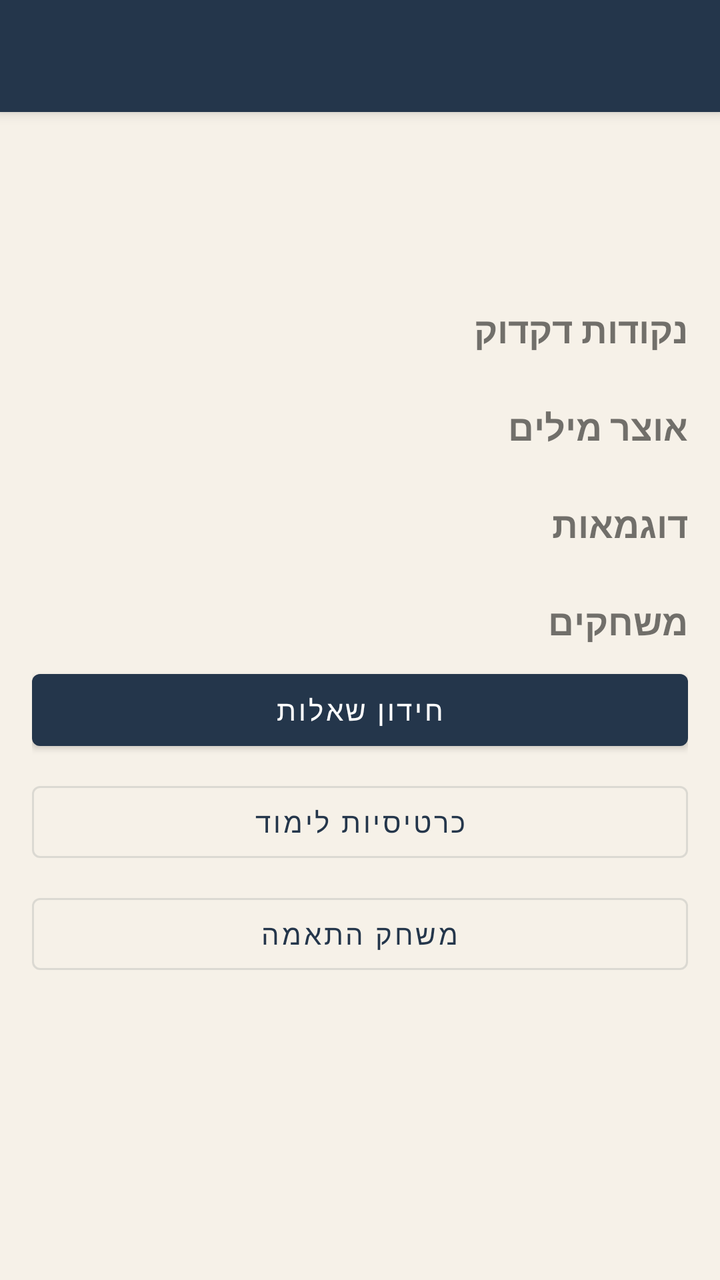
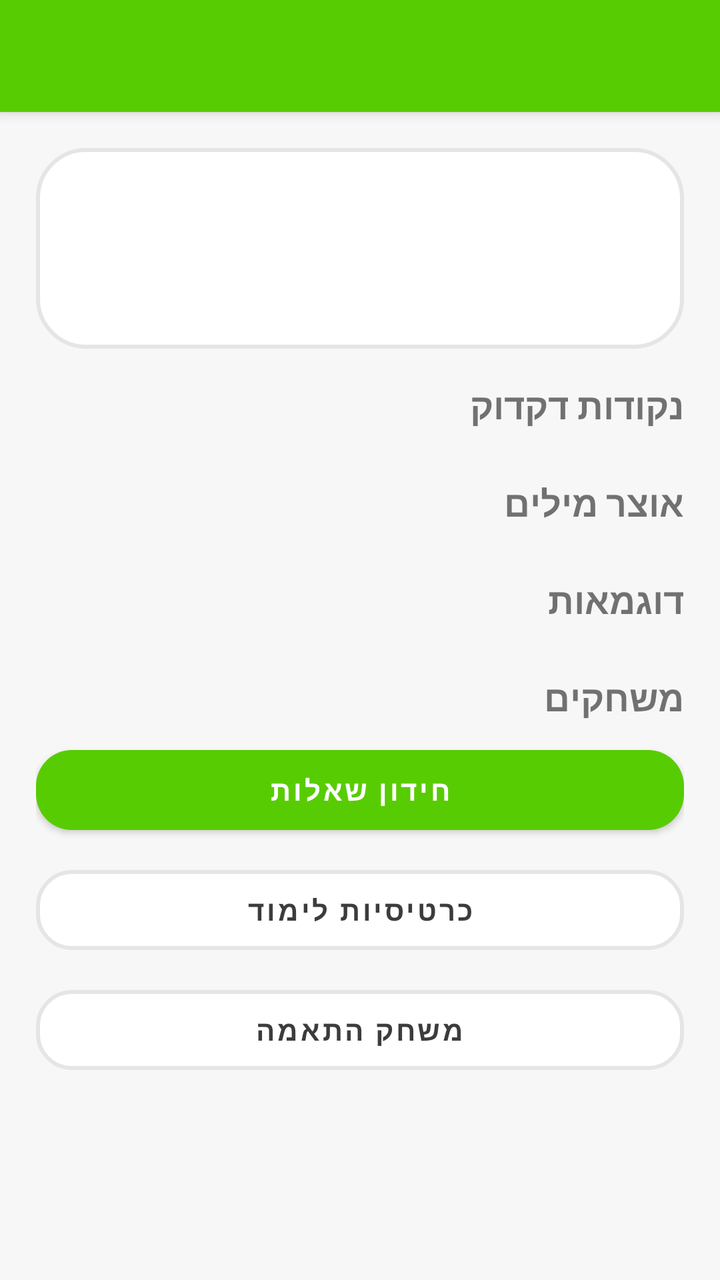

An Android layout rendered at two revisions. The XML below is the earlier revision; the diff shows what the commit changed to produce the second picture.
<!-- AndroidManifest.xml: application theme Theme.NihongoBeginner -->
<!-- res/layout/activity_lesson_detail.xml -->
<?xml version="1.0" encoding="utf-8"?>
<androidx.coordinatorlayout.widget.CoordinatorLayout xmlns:android="http://schemas.android.com/apk/res/android"
    xmlns:app="http://schemas.android.com/apk/res-auto"
    xmlns:tools="http://schemas.android.com/tools"
    android:layout_width="match_parent"
    android:layout_height="match_parent">

    <com.google.android.material.appbar.AppBarLayout
        android:layout_width="match_parent"
        android:layout_height="wrap_content">

        <com.google.android.material.appbar.MaterialToolbar
            android:id="@+id/toolbar"
            android:layout_width="match_parent"
            android:layout_height="?actionBarSize"
            android:background="@color/colorPrimary"
            app:titleTextColor="@android:color/white" />

    </com.google.android.material.appbar.AppBarLayout>

    <androidx.core.widget.NestedScrollView
        android:layout_width="match_parent"
        android:layout_height="match_parent"
        android:fillViewport="true"
        app:layout_behavior="@string/appbar_scrolling_view_behavior">

        <LinearLayout
            android:layout_width="match_parent"
            android:layout_height="wrap_content"
            android:orientation="vertical"
            android:padding="16dp">

            <LinearLayout
                android:layout_width="match_parent"
                android:layout_height="wrap_content"
                android:gravity="center"
                android:layout_marginBottom="16dp"
                android:orientation="horizontal">

                <TextView
                    android:id="@+id/tvHeaderEmoji"
                    android:layout_width="wrap_content"
                    android:layout_height="wrap_content"
                    android:textSize="48sp" />

                <LinearLayout
                    android:layout_width="wrap_content"
                    android:layout_height="wrap_content"
                    android:layout_marginStart="12dp"
                    android:orientation="vertical">

                    <TextView
                        android:id="@+id/tvHeaderTitle"
                        android:layout_width="wrap_content"
                        android:layout_height="wrap_content"
                        android:textColor="@color/colorPrimary"
                        android:textSize="22sp"
                        android:textStyle="bold" />

                    <TextView
                        android:id="@+id/tvHeaderSubtitle"
                        android:layout_width="wrap_content"
                        android:layout_height="wrap_content"
                        android:textColor="@android:color/darker_gray"
                        android:textSize="14sp" />

                </LinearLayout>

            </LinearLayout>

            <TextView
                android:layout_width="match_parent"
                android:layout_height="wrap_content"
                android:text="נקודות דקדוק"
                android:textSize="18sp"
                android:textStyle="bold"
                android:layout_marginBottom="8dp" />

            <androidx.recyclerview.widget.RecyclerView
                android:id="@+id/rvGrammar"
                android:layout_width="match_parent"
                android:layout_height="wrap_content"
                android:nestedScrollingEnabled="false" />

            <TextView
                android:id="@+id/tvVocabHeader"
                android:layout_width="match_parent"
                android:layout_height="wrap_content"
                android:text="אוצר מילים"
                android:textSize="18sp"
                android:textStyle="bold"
                android:layout_marginTop="16dp"
                android:layout_marginBottom="8dp" />

            <androidx.recyclerview.widget.RecyclerView
                android:id="@+id/rvVocab"
                android:layout_width="match_parent"
                android:layout_height="wrap_content"
                android:nestedScrollingEnabled="false" />

            <TextView
                android:id="@+id/tvExamplesHeader"
                android:layout_width="match_parent"
                android:layout_height="wrap_content"
                android:text="דוגמאות"
                android:textSize="18sp"
                android:textStyle="bold"
                android:layout_marginTop="16dp"
                android:layout_marginBottom="8dp" />

            <androidx.recyclerview.widget.RecyclerView
                android:id="@+id/rvExamples"
                android:layout_width="match_parent"
                android:layout_height="wrap_content"
                android:nestedScrollingEnabled="false" />

            <TextView
                android:id="@+id/tvGamesHeader"
                android:layout_width="match_parent"
                android:layout_height="wrap_content"
                android:text="משחקים"
                android:textSize="18sp"
                android:textStyle="bold"
                android:layout_marginTop="16dp"
                android:layout_marginBottom="8dp" />

            <Button
                android:id="@+id/btnQuiz"
                style="@style/Widget.MaterialComponents.Button"
                android:layout_width="match_parent"
                android:layout_height="wrap_content"
                android:layout_marginBottom="8dp"
                android:text="חידון שאלות" />

            <Button
                android:id="@+id/btnFlashcards"
                style="@style/Widget.MaterialComponents.Button.OutlinedButton"
                android:layout_width="match_parent"
                android:layout_height="wrap_content"
                android:layout_marginBottom="8dp"
                android:text="כרטיסיות לימוד" />

            <Button
                android:id="@+id/btnMatching"
                style="@style/Widget.MaterialComponents.Button.OutlinedButton"
                android:layout_width="match_parent"
                android:layout_height="wrap_content"
                android:layout_marginBottom="8dp"
                android:text="משחק התאמה" />

            <Button
                android:id="@+id/btnNumberGame"
                style="@style/Widget.MaterialComponents.Button.OutlinedButton"
                android:layout_width="match_parent"
                android:layout_height="wrap_content"
                android:layout_marginBottom="8dp"
                android:text="משחק מספרים"
                android:visibility="gone" />

            <Button
                android:id="@+id/btnSentenceBuilder"
                style="@style/Widget.MaterialComponents.Button.OutlinedButton"
                android:layout_width="match_parent"
                android:layout_height="wrap_content"
                android:layout_marginBottom="8dp"
                android:text="בניית משפטים"
                android:visibility="gone" />

        </LinearLayout>

    </androidx.core.widget.NestedScrollView>

</androidx.coordinatorlayout.widget.CoordinatorLayout>
<!-- resources referenced by this layout -->
<resources>
  <color name="colorPrimary">#24364B</color>
  <style name="Theme.NihongoBeginner" parent="Theme.MaterialComponents.DayNight.DarkActionBar">
          <item name="colorPrimary">@color/colorPrimary</item>
          <item name="colorPrimaryVariant">@color/colorPrimaryVariant</item>
          <item name="colorOnPrimary">@color/colorOnPrimary</item>
          <item name="colorSecondary">@color/colorSecondary</item>
          <item name="colorOnSecondary">@color/colorOnSecondary</item>
          <item name="android:colorBackground">@color/background</item>
          <item name="colorSurface">@color/surface</item>
          <item name="colorOnSurface">@color/onSurface</item>
          <item name="materialButtonStyle">@style/App.Button</item>
          <item name="windowActionBar">false</item>
          <item name="windowNoTitle">true</item>
          <item name="android:windowSoftInputMode">adjustResize</item>
      </style>
  <color name="colorPrimaryVariant">#304B64</color>
  <color name="colorOnPrimary">#FFFFFF</color>
  <color name="colorSecondary">#E76F51</color>
  <color name="colorOnSecondary">#FFFFFF</color>
  <color name="background">#F6F1E8</color>
  <color name="surface">#F6F1E8</color>
  <color name="onSurface">#1F2933</color>
  <style name="App.Button" parent="Widget.MaterialComponents.Button">
          <item name="cornerRadius">16dp</item>
          <item name="android:minHeight">52dp</item>
          <item name="android:textAllCaps">false</item>
          <item name="backgroundTint">@color/colorSecondary</item>
      </style>
</resources>

<!-- the commit's change to res/layout/activity_lesson_detail.xml (unified diff, before → after) -->
@@ -3,7 +3,8 @@
     xmlns:app="http://schemas.android.com/apk/res-auto"
     xmlns:tools="http://schemas.android.com/tools"
     android:layout_width="match_parent"
-    android:layout_height="match_parent">
+    android:layout_height="match_parent"
+    android:background="@color/surface">
 
     <com.google.android.material.appbar.AppBarLayout
         android:layout_width="match_parent"
@@ -28,14 +29,16 @@
             android:layout_width="match_parent"
             android:layout_height="wrap_content"
             android:orientation="vertical"
-            android:padding="16dp">
+        android:padding="18dp">
 
             <LinearLayout
                 android:layout_width="match_parent"
                 android:layout_height="wrap_content"
+                android:background="@drawable/bg_white_round"
                 android:gravity="center"
                 android:layout_marginBottom="16dp"
-                android:orientation="horizontal">
+                android:orientation="horizontal"
+                android:padding="18dp">
 
                 <TextView
                     android:id="@+id/tvHeaderEmoji"
@@ -53,7 +56,7 @@
                         android:id="@+id/tvHeaderTitle"
                         android:layout_width="wrap_content"
                         android:layout_height="wrap_content"
-                        android:textColor="@color/colorPrimary"
+                        android:textColor="@color/onSurface"
                         android:textSize="22sp"
                         android:textStyle="bold" />
 
@@ -61,7 +64,7 @@
                         android:id="@+id/tvHeaderSubtitle"
                         android:layout_width="wrap_content"
                         android:layout_height="wrap_content"
-                        android:textColor="@android:color/darker_gray"
+                        android:textColor="@color/onSurfaceMuted"
                         android:textSize="14sp" />
 
                 </LinearLayout>
@@ -126,7 +129,7 @@
 
             <Button
                 android:id="@+id/btnQuiz"
-                style="@style/Widget.MaterialComponents.Button"
+                style="@style/App.Button"
                 android:layout_width="match_parent"
                 android:layout_height="wrap_content"
                 android:layout_marginBottom="8dp"
@@ -134,7 +137,7 @@
 
             <Button
                 android:id="@+id/btnFlashcards"
-                style="@style/Widget.MaterialComponents.Button.OutlinedButton"
+                style="@style/App.Button.Outlined"
                 android:layout_width="match_parent"
                 android:layout_height="wrap_content"
                 android:layout_marginBottom="8dp"
@@ -142,7 +145,7 @@
 
             <Button
                 android:id="@+id/btnMatching"
-                style="@style/Widget.MaterialComponents.Button.OutlinedButton"
+                style="@style/App.Button.Outlined"
                 android:layout_width="match_parent"
                 android:layout_height="wrap_content"
                 android:layout_marginBottom="8dp"
@@ -150,7 +153,7 @@
 
             <Button
                 android:id="@+id/btnNumberGame"
-                style="@style/Widget.MaterialComponents.Button.OutlinedButton"
+                style="@style/App.Button.Outlined"
                 android:layout_width="match_parent"
                 android:layout_height="wrap_content"
                 android:layout_marginBottom="8dp"
@@ -159,7 +162,7 @@
 
             <Button
                 android:id="@+id/btnSentenceBuilder"
-                style="@style/Widget.MaterialComponents.Button.OutlinedButton"
+                style="@style/App.Button.Outlined"
                 android:layout_width="match_parent"
                 android:layout_height="wrap_content"
                 android:layout_marginBottom="8dp"
<!-- resource entries referenced after the edit -->
@@ -1,6 +1,6 @@
 <!-- resources referenced by this layout -->
 <resources>
-  <color name="colorPrimary">#24364B</color>
+  <color name="colorPrimary">#58CC02</color>
   <style name="Theme.NihongoBeginner" parent="Theme.MaterialComponents.DayNight.DarkActionBar">
           <item name="colorPrimary">@color/colorPrimary</item>
           <item name="colorPrimaryVariant">@color/colorPrimaryVariant</item>
@@ -15,18 +15,42 @@
           <item name="windowNoTitle">true</item>
           <item name="android:windowSoftInputMode">adjustResize</item>
       </style>
-  <color name="colorPrimaryVariant">#304B64</color>
+  <color name="white">#FFFFFF</color>
+  <color name="dividerSoft">#E5E5E5</color>
+  <color name="colorPrimaryVariant">#89E219</color>
   <color name="colorOnPrimary">#FFFFFF</color>
-  <color name="colorSecondary">#E76F51</color>
+  <color name="colorSecondary">#1CB0F6</color>
   <color name="colorOnSecondary">#FFFFFF</color>
-  <color name="background">#F6F1E8</color>
-  <color name="surface">#F6F1E8</color>
-  <color name="onSurface">#1F2933</color>
+  <color name="background">#F7F7F7</color>
+  <color name="surface">#F7F7F7</color>
+  <!-- drawable bg_white_round (drawable) -->
+  <?xml version="1.0" encoding="utf-8"?>
+  <shape xmlns:android="http://schemas.android.com/apk/res/android">
+      <solid android:color="@color/white" />
+      <stroke
+          android:width="2dp"
+          android:color="@color/dividerSoft" />
+      <corners android:radius="24dp" />
+  </shape>
+  <color name="onSurface">#3C3C3C</color>
+  <color name="onSurfaceMuted">#777777</color>
   <style name="App.Button" parent="Widget.MaterialComponents.Button">
-          <item name="cornerRadius">16dp</item>
+          <item name="cornerRadius">18dp</item>
           <item name="android:minHeight">52dp</item>
           <item name="android:textAllCaps">false</item>
-          <item name="backgroundTint">@color/colorSecondary</item>
+          <item name="android:textStyle">bold</item>
+          <item name="backgroundTint">@color/colorPrimary</item>
+          <item name="android:textColor">@color/white</item>
+      </style>
+  <style name="App.Button.Outlined" parent="Widget.MaterialComponents.Button.OutlinedButton">
+          <item name="cornerRadius">18dp</item>
+          <item name="android:minHeight">52dp</item>
+          <item name="android:textAllCaps">false</item>
+          <item name="android:textStyle">bold</item>
+          <item name="strokeColor">@color/dividerSoft</item>
+          <item name="strokeWidth">2dp</item>
+          <item name="backgroundTint">@color/white</item>
+          <item name="android:textColor">@color/onSurface</item>
       </style>
 </resources>
 
